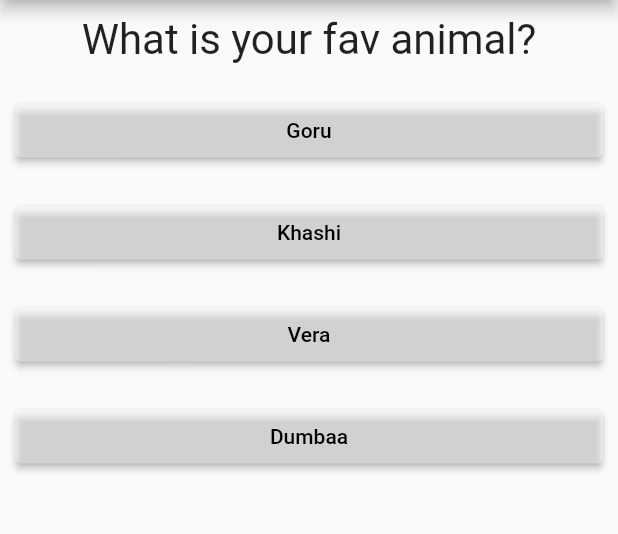
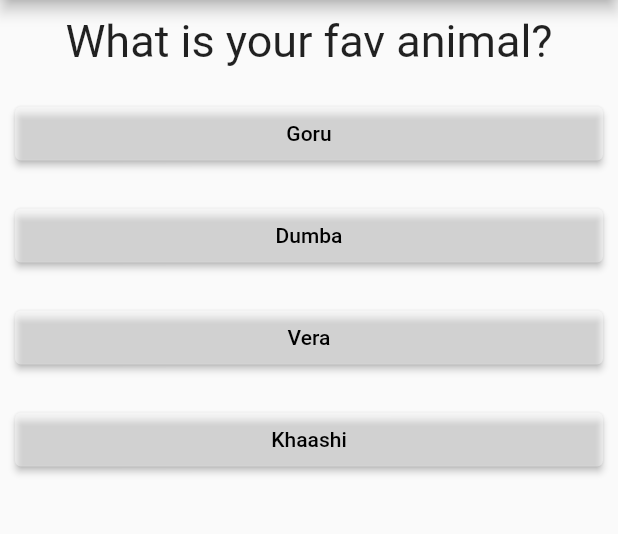
Before and after one commit to TheGhaplaMan/Flutter, a Flutter app: the screen it shows after launch, after a tap on "Red", on a phone screen of 412 x 824 dp, the part 84-618 px from its top. Run offline on Flutter 3.47's test engine with Material 2 defaults, Android fonts, the light colour scheme and no system bars.

Commit message:
Folder 2 done

```diff
--- a/trying_again/lib/main.dart
+++ b/trying_again/lib/main.dart
@@ -1,6 +1,6 @@
 import 'package:flutter/material.dart';
-import './question.dart';
-import './answer.dart';
+import 'package:trying_again/result.dart';
+import './quiz.dart';
 
 //void main() {
 //  runApp(MyApp());
@@ -17,48 +17,69 @@ class MyApp extends StatefulWidget {
 }
 
 class _MyAppState extends State<MyApp> {
+  final _que = const [
+    {
+      "queText": "What is your fav color?",
+      "answers": [
+        {'text': "Red", 'score': 10},
+        {'text': "Blue", 'score': 7},
+        {'text': "Green", 'score': 5}
+      ],
+    },
+    {
+      "queText": "What is your fav animal?",
+      "answers": [
+        {'text': "Goru", 'score': 10},
+        {'text': "Dumba", 'score': 8},
+        {'text': "Vera", 'score': 6},
+        {'text': "Khaashi", 'score': 4},
+      ],
+    },
+    {
+      "queText": "Katappa ne Bahubali ko kyu mara???",
+      "answers": [
+        {'text': "Bruh", 'score': 10},
+        {'text': "Just let me die of cringe", 'score': 6},
+      ],
+    },
+  ];
   var _queIndex = 0;
-  void answerQ() {
+  var _totalScore = 0;
+
+  void _resetQuiz() {
+    setState(() {
+      _queIndex = 0;
+      _totalScore = 0;
+    });
+  }
+
+  void _answerQ(int score) {
+    _totalScore += score;
     setState(() {
       _queIndex = _queIndex + 1;
     });
     print(_queIndex);
+
+    if (_queIndex < _que.length) {
+      print("got more que");
+    } else
+      print("no more que");
   }
 
   @override
   Widget build(BuildContext context) {
-    var que = [
-      {
-        "queText": "What is your fav color?",
-        "answers": ["Red", "Green", "Blue"],
-      },
-      {
-        "queText": "What is your fav animal?",
-        "answers": ["Goru", "Khashi", "Vera", "Dumbaa"],
-      },
-      {
-        "queText": "But can Superman beat Goku??",
-        "answers": [
-          "Bruh",
-          "Click here to die of cringe",
-        ],
-      },
-    ];
     return MaterialApp(
       home: Scaffold(
         appBar: AppBar(
           title: Text("First try lol"),
         ),
-        body: Column(
-          children: [
-            Question(
-              que[_queIndex]["queText"],
-            ),
-            ...(que[_queIndex]["answers"] as List<String>).map((answer) {
-              return Answer(answerQ, answer);
-            }).toList()
-          ],
-        ),
+        body: _queIndex < _que.length
+            ? Quiz(
+                answerQ: _answerQ,
+                queIndex: _queIndex,
+                que: _que,
+              )
+            : Result(_totalScore, _resetQuiz),
       ),
     );
   }
--- a/trying_again/lib/question.dart
+++ b/trying_again/lib/question.dart
@@ -12,7 +12,7 @@ class Question extends StatelessWidget {
       margin: EdgeInsets.all(10),
       child: Text(
         queText,
-        style: TextStyle(fontSize: 28),
+        style: TextStyle(fontSize: 30),
         textAlign: TextAlign.center,
       ),
     );
--- /dev/null
+++ b/trying_again/lib/quiz.dart
@@ -0,0 +1,25 @@
+import 'package:flutter/material.dart';
+import 'question.dart';
+import 'answer.dart';
+
+class Quiz extends StatelessWidget {
+  final List<Map<String, Object>> que;
+  final int queIndex;
+  final Function answerQ;
+
+  Quiz({@required this.que, @required this.answerQ, @required this.queIndex});
+  @override
+  Widget build(BuildContext context) {
+    return Column(
+      children: [
+        Question(
+          que[queIndex]["queText"],
+        ),
+        ...(que[queIndex]["answers"] as List<Map<String, Object>>)
+            .map((answer) {
+          return Answer(() => answerQ(answer['score']), answer['text']);
+        }).toList()
+      ],
+    );
+  }
+}
```
Also changed, not shown: trying_again/lib/result.dart (added, +39 -0 lines).
